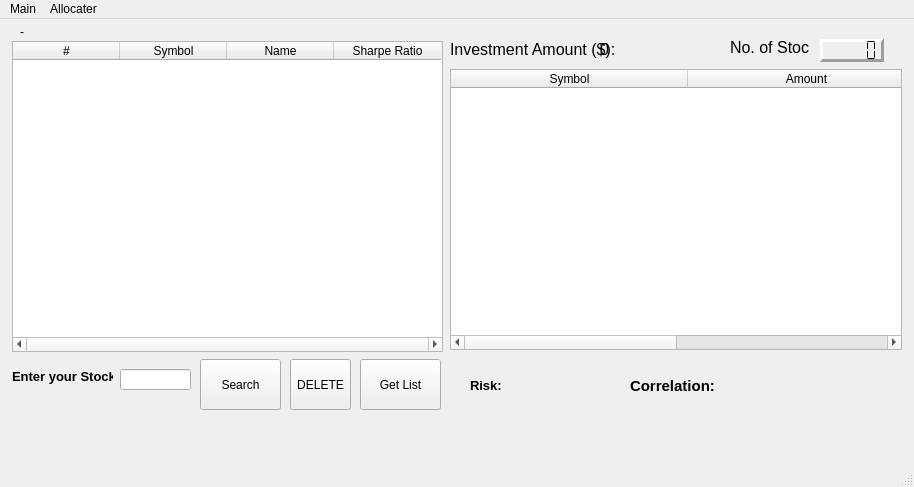
Old version of the form main.ui in the repository zethsqx/simple-qf-calc-py.
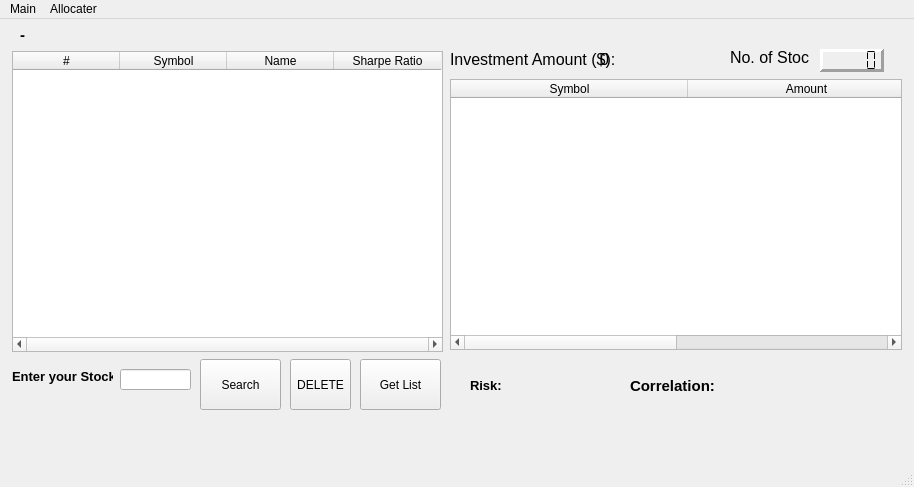
New version of the form.

Commit message: push timer with datetime

What changed in the file:
```diff
--- a/main.ui
+++ b/main.ui
@@ -39,9 +39,9 @@
     <property name="geometry">
      <rect>
       <x>12</x>
-      <y>22</y>
+      <y>32</y>
       <width>431</width>
-      <height>311</height>
+      <height>301</height>
      </rect>
     </property>
     <property name="sizePolicy">
@@ -200,9 +200,9 @@
     <property name="geometry">
      <rect>
       <x>450</x>
-      <y>50</y>
+      <y>60</y>
       <width>452</width>
-      <height>281</height>
+      <height>271</height>
      </rect>
     </property>
     <property name="sizePolicy">
@@ -298,7 +298,7 @@
     <property name="geometry">
      <rect>
       <x>450</x>
-      <y>15</y>
+      <y>25</y>
       <width>171</width>
       <height>31</height>
      </rect>
@@ -316,7 +316,7 @@
     <property name="geometry">
      <rect>
       <x>820</x>
-      <y>20</y>
+      <y>30</y>
       <width>64</width>
       <height>23</height>
      </rect>
@@ -342,7 +342,7 @@
     <property name="geometry">
      <rect>
       <x>600</x>
-      <y>20</y>
+      <y>30</y>
       <width>111</width>
       <height>21</height>
      </rect>
@@ -360,7 +360,7 @@
     <property name="geometry">
      <rect>
       <x>730</x>
-      <y>20</y>
+      <y>30</y>
       <width>80</width>
       <height>16</height>
      </rect>
@@ -501,14 +501,16 @@
     <property name="geometry">
      <rect>
       <x>20</x>
-      <y>2</y>
-      <width>191</width>
-      <height>21</height>
+      <y>0</y>
+      <width>181</width>
+      <height>31</height>
      </rect>
     </property>
     <property name="font">
      <font>
-      <pointsize>9</pointsize>
+      <pointsize>11</pointsize>
+      <weight>75</weight>
+      <bold>true</bold>
      </font>
     </property>
     <property name="text">
```
Left out of the diff: 2 changed lines with no effect on the pictures. The commit also changes 1 other file.
